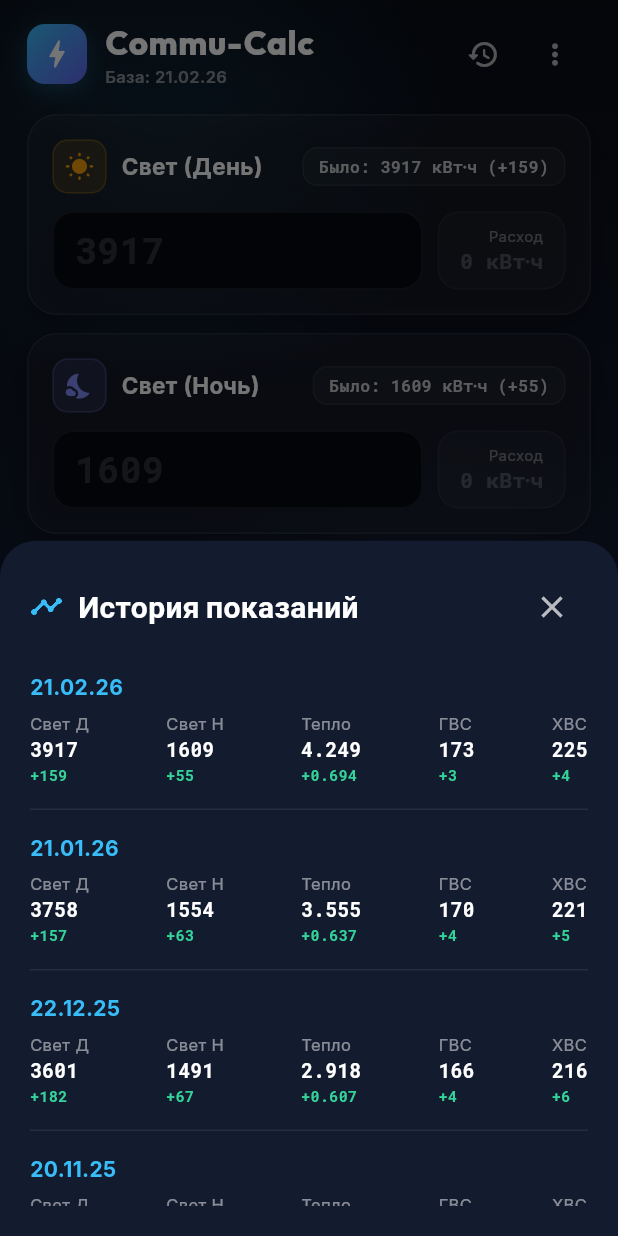
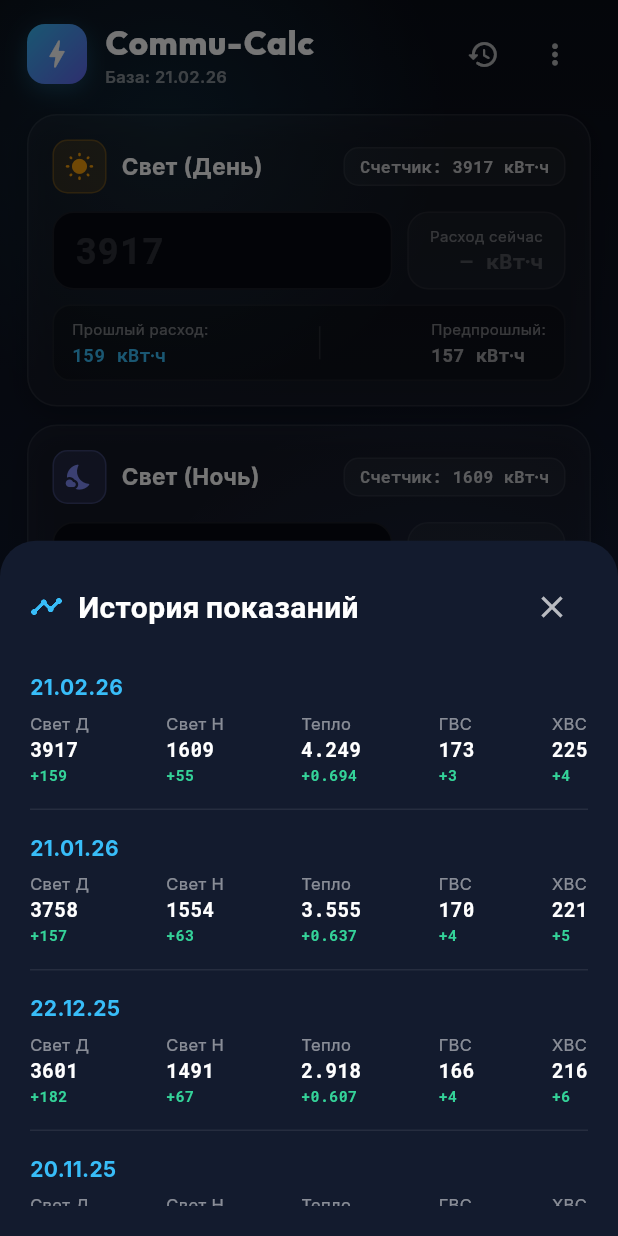
Before and after one commit to Maenvaeru/commu-calc, a Flutter app: the screen it shows after launch, after a tap on the "history" icon, on a phone screen of 412 x 824 dp. Run offline on Flutter 3.47's test engine with Material 3 defaults, Android fonts, the phone set to English and light mode, and no system bars; our stand-ins replace google_fonts; network calls fail.

Commit message:
feat(meter): add monthly consumption breakdown and zero-loop ota installer

```diff
--- a/commu_calc/lib/main.dart
+++ b/commu_calc/lib/main.dart
@@ -131,10 +131,13 @@ class _CalculatorScreenState extends State<CalculatorScreen> with SingleTickerPr
     }
   }
 
-  void _showUpdateDialog(ReleaseInfo release) {
-    double downloadProgress = 0.0;
+  void _showUpdateDialog(ReleaseInfo release) async {
+    final alreadyDownloaded = await GitHubUpdater.isApkAlreadyDownloaded(release);
+    double downloadProgress = alreadyDownloaded ? 1.0 : 0.0;
     bool isDownloading = false;
-    String statusText = 'Доступна версия ${release.tagName}';
+    String statusText = alreadyDownloaded ? 'Файл обновления готов к установке (46.9 МБ)' : 'Доступна версия ${release.tagName}';
+
+    if (!mounted) return;
 
     showDialog(
       context: context,
@@ -226,10 +229,10 @@ class _CalculatorScreenState extends State<CalculatorScreen> with SingleTickerPr
                   : () async {
                       setDlgState(() {
                         isDownloading = true;
-                        statusText = 'Загрузка пакета...';
+                        statusText = 'Подготовка пакета...';
                       });
                       try {
-                        await GitHubUpdater.downloadAndInstall(
+                        final result = await GitHubUpdater.downloadAndInstall(
                           release,
                           onProgress: (prog, rec, tot) {
                             setDlgState(() {
@@ -240,7 +243,21 @@ class _CalculatorScreenState extends State<CalculatorScreen> with SingleTickerPr
                             });
                           },
                         );
-                        if (context.mounted) Navigator.pop(ctx);
+
+                        if (result == 'INSTALLED') {
+                          if (context.mounted) Navigator.pop(ctx);
+                          _showFeedback('Запущен системный установщик...', isError: false);
+                        } else if (result == 'NEEDS_PERMISSION') {
+                          setDlgState(() {
+                            isDownloading = false;
+                            statusText = 'Разрешите установку из источника и нажмите УСТАНОВИТЬ';
+                          });
+                        } else {
+                          setDlgState(() {
+                            isDownloading = false;
+                            statusText = 'Статус: $result';
+                          });
+                        }
                       } catch (e) {
                         setDlgState(() {
                           isDownloading = false;
@@ -248,7 +265,7 @@ class _CalculatorScreenState extends State<CalculatorScreen> with SingleTickerPr
                         });
                       }
                     },
-              child: const Text('УСТАНОВИТЬ', style: TextStyle(fontWeight: FontWeight.w800, letterSpacing: 0.8)),
+              child: Text(alreadyDownloaded ? 'УСТАНОВИТЬ' : 'ОБНОВИТЬ', style: const TextStyle(fontWeight: FontWeight.w800, letterSpacing: 0.8)),
             ),
           ],
         ),
@@ -338,27 +355,18 @@ class _CalculatorScreenState extends State<CalculatorScreen> with SingleTickerPr
     ));
   }
 
-  num? _calculatePreviousDelta(MeterType type) {
-    final last = _storage.lastReading;
-    final prev = _storage.previousReading;
-    if (prev == null) return null;
-    final current = type.getValue(last);
-    final past = type.getValue(prev);
-    return current >= past ? current - past : null;
-  }
-
-  ConsumptionTrend? _computeTrend(MeterType type, String currentText) {
-    if (currentText.trim().isEmpty) return null;
-    final normalized = currentText.replaceAll(',', '.');
-    final currentVal = type.isDecimal ? (double.tryParse(normalized) ?? 0.0) : (num.tryParse(normalized) ?? 0);
-    final lastVal = type.getValue(_storage.lastReading);
-
-    final currentDelta = currentVal - lastVal;
-    final previousDelta = _calculatePreviousDelta(type);
-
-    return ConsumptionTrend(
-      currentDelta: currentDelta,
-      previousDelta: previousDelta,
+  MeterConsumptionBreakdown _computeBreakdown(MeterType type, String currentText) {
+    num? inputVal;
+    if (currentText.trim().isNotEmpty) {
+      final normalized = currentText.replaceAll(',', '.');
+      inputVal = type.isDecimal ? (double.tryParse(normalized) ?? 0.0) : (num.tryParse(normalized) ?? 0);
+    }
+    return MeterConsumptionBreakdown.calculate(
+      type: type,
+      lastReading: _storage.lastReading,
+      previousReading: _storage.previousReading,
+      prePreviousReading: _storage.prePreviousReading,
+      currentInputVal: inputVal,
     );
   }
 
@@ -628,10 +636,8 @@ class _CalculatorScreenState extends State<CalculatorScreen> with SingleTickerPr
   }) {
     final lastReading = _storage.lastReading;
     final lastVal = type.getValue(lastReading);
-    final prevDelta = _calculatePreviousDelta(type);
-    final trend = _computeTrend(type, controller.text);
-
-    final isLowerThanPrevious = trend != null && trend.currentDelta < 0;
+    final breakdown = _computeBreakdown(type, controller.text);
+    final isLowerThanPrevious = breakdown.currentConsumption != null && breakdown.currentConsumption! < 0;
 
     return Container(
       padding: const EdgeInsets.all(16),
@@ -655,6 +661,7 @@ class _CalculatorScreenState extends State<CalculatorScreen> with SingleTickerPr
       child: Column(
         crossAxisAlignment: CrossAxisAlignment.start,
         children: [
+          // 1. Шапка карточки: Иконка, Имя счетчика и Базовые показания
           Row(
             children: [
               Container(
@@ -688,7 +695,7 @@ class _CalculatorScreenState extends State<CalculatorScreen> with SingleTickerPr
                   border: Border.all(color: Colors.white.withValues(alpha: 0.06)),
                 ),
                 child: Text(
-                  'Было: $lastVal ${type.unit}${prevDelta != null ? ' (+$prevDelta)' : ''}',
+                  'Счетчик: $lastVal ${type.unit}',
                   style: GoogleFonts.robotoMono(
                     fontSize: 11,
                     color: Colors.white.withValues(alpha: 0.75),
@@ -699,6 +706,8 @@ class _CalculatorScreenState extends State<CalculatorScreen> with SingleTickerPr
             ],
           ),
           const SizedBox(height: 12),
+
+          // 2. Поле ввода + бейдж текущего расхода
           Row(
             crossAxisAlignment: CrossAxisAlignment.center,
             children: [
@@ -750,9 +759,46 @@ class _CalculatorScreenState extends State<CalculatorScreen> with SingleTickerPr
                 ),
               ),
               const SizedBox(width: 10),
-              _buildTrendBadge(type, trend),
+              _buildCurrentConsumptionBadge(type, breakdown),
             ],
           ),
+
+          const SizedBox(height: 10),
+
+          // 3. Панель помесячного расхода: Прошлый месяц vs Предпрошлый месяц
+          Container(
+            padding: const EdgeInsets.symmetric(horizontal: 12, vertical: 8),
+            decoration: BoxDecoration(
+              color: Colors.black.withValues(alpha: 0.25),
+              borderRadius: BorderRadius.circular(12),
+              border: Border.all(color: Colors.white.withValues(alpha: 0.05)),
+            ),
+            child: Row(
+              mainAxisAlignment: MainAxisAlignment.spaceBetween,
+              children: [
+                _buildMonthConsumptionItem(
+                  label: 'Прошлый расход:',
+                  value: breakdown.previousMonthConsumption != null
+                      ? '${_formatVal(breakdown.previousMonthConsumption!, type.isDecimal)} ${type.unit}'
+                      : '—',
+                  color: const Color(0xFF38BDF8),
+                ),
+                Container(width: 1, height: 22, color: Colors.white10),
+                _buildMonthConsumptionItem(
+                  label: 'Предпрошлый:',
+                  value: breakdown.prePreviousMonthConsumption != null
+                      ? '${_formatVal(breakdown.prePreviousMonthConsumption!, type.isDecimal)} ${type.unit}'
+                      : '—',
+                  color: Colors.white60,
+                ),
+                if (breakdown.deltaDiff != null) ...[
+                  Container(width: 1, height: 22, color: Colors.white10),
+                  _buildTrendDiffChip(type, breakdown),
+                ],
+              ],
+            ),
+          ),
+
           if (isLowerThanPrevious) ...[
             const SizedBox(height: 8),
             Container(
@@ -779,8 +825,9 @@ class _CalculatorScreenState extends State<CalculatorScreen> with SingleTickerPr
     );
   }
 
-  Widget _buildTrendBadge(MeterType type, ConsumptionTrend? trend) {
-    if (trend == null) {
+  Widget _buildCurrentConsumptionBadge(MeterType type, MeterConsumptionBreakdown breakdown) {
+    final curr = breakdown.currentConsumption;
+    if (curr == null) {
       return Container(
         height: 52,
         padding: const EdgeInsets.symmetric(horizontal: 14),
@@ -793,79 +840,90 @@ class _CalculatorScreenState extends State<CalculatorScreen> with SingleTickerPr
           mainAxisAlignment: MainAxisAlignment.center,
           crossAxisAlignment: CrossAxisAlignment.end,
           children: [
-            Text('Расход', style: TextStyle(fontSize: 10, color: Colors.white.withValues(alpha: 0.4))),
-            Text('0 ${type.unit}', style: GoogleFonts.robotoMono(fontSize: 14, color: Colors.white24, fontWeight: FontWeight.bold)),
+            Text('Расход сейчас', style: TextStyle(fontSize: 10, color: Colors.white.withValues(alpha: 0.4))),
+            Text('— ${type.unit}', style: GoogleFonts.robotoMono(fontSize: 14, color: Colors.white24, fontWeight: FontWeight.bold)),
           ],
         ),
       );
     }
 
-    final delta = trend.currentDelta;
-    final deltaStr = _formatVal(delta, type.isDecimal);
-    final deltaDiff = trend.deltaDiff;
-    final percent = trend.percentChange;
-
-    Color badgeColor;
-    IconData? trendIcon;
-    String trendText;
-
-    if (deltaDiff == null) {
-      badgeColor = const Color(0xFF38BDF8);
-      trendText = 'первый расчет';
-    } else if (trend.isIncreased) {
-      badgeColor = const Color(0xFFFB7185);
-      trendIcon = Icons.arrow_upward_rounded;
-      final diffStr = _formatVal(deltaDiff.abs(), type.isDecimal);
-      final pctStr = percent != null ? ' (${percent.abs().toStringAsFixed(1)}%)' : '';
-      trendText = '+$diffStr$pctStr';
-    } else if (trend.isDecreased) {
-      badgeColor = const Color(0xFF34D399);
-      trendIcon = Icons.arrow_downward_rounded;
-      final diffStr = _formatVal(deltaDiff.abs(), type.isDecimal);
-      final pctStr = percent != null ? ' (${percent.abs().toStringAsFixed(1)}%)' : '';
-      trendText = '-$diffStr$pctStr';
-    } else {
-      badgeColor = Colors.white54;
-      trendText = 'без изменений';
-    }
+    final currStr = _formatVal(curr, type.isDecimal);
+    final color = curr >= 0 ? const Color(0xFF38BDF8) : const Color(0xFFFB7185);
 
     return Container(
       height: 52,
       padding: const EdgeInsets.symmetric(horizontal: 14),
       decoration: BoxDecoration(
-        color: badgeColor.withValues(alpha: 0.12),
+        color: color.withValues(alpha: 0.12),
         borderRadius: BorderRadius.circular(14),
-        border: Border.all(color: badgeColor.withValues(alpha: 0.3)),
+        border: Border.all(color: color.withValues(alpha: 0.3)),
       ),
       child: Column(
         mainAxisAlignment: MainAxisAlignment.center,
         crossAxisAlignment: CrossAxisAlignment.end,
         children: [
+          Text('Расход сейчас', style: TextStyle(fontSize: 10, color: color.withValues(alpha: 0.8), fontWeight: FontWeight.w600)),
           Text(
-            delta >= 0 ? '+$deltaStr ${type.unit}' : '$deltaStr ${type.unit}',
+            curr >= 0 ? '+$currStr ${type.unit}' : '$currStr ${type.unit}',
             style: GoogleFonts.robotoMono(
-              fontSize: 16,
+              fontSize: 15,
               fontWeight: FontWeight.w800,
-              color: delta >= 0 ? const Color(0xFF38BDF8) : const Color(0xFFFB7185),
+              color: color,
             ),
-          ),
-          Row(
-            mainAxisSize: MainAxisSize.min,
-            children: [
-              if (trendIcon != null) Icon(trendIcon, size: 12, color: badgeColor),
-              const SizedBox(width: 2),
-              Text(
-                trendText,
-                style: GoogleFonts.inter(
-                  fontSize: 10,
-                  fontWeight: FontWeight.w700,
-                  color: badgeColor,
-                ),
-              ),
-            ],
           ),
         ],
       ),
+    );
+  }
+
+  Widget _buildMonthConsumptionItem({required String label, required String value, required Color color}) {
+    return Column(
+      crossAxisAlignment: CrossAxisAlignment.start,
+      children: [
+        Text(label, style: TextStyle(fontSize: 10, color: Colors.white.withValues(alpha: 0.45))),
+        const SizedBox(height: 2),
+        Text(value, style: GoogleFonts.robotoMono(fontSize: 12, fontWeight: FontWeight.bold, color: color)),
+      ],
+    );
+  }
+
+  Widget _buildTrendDiffChip(MeterType type, MeterConsumptionBreakdown breakdown) {
+    final diff = breakdown.deltaDiff ?? 0;
+    final pct = breakdown.percentChange;
+    final isDecreased = breakdown.isDecreased;
+    final isIncreased = breakdown.isIncreased;
+
+    Color color;
+    IconData? icon;
+    String text;
+
+    if (isDecreased) {
+      color = const Color(0xFF34D399);
+      icon = Icons.arrow_downward_rounded;
+      final diffStr = _formatVal(diff.abs(), type.isDecimal);
+      final pctStr = pct != null ? ' (${pct.abs()}%)' : '';
+      text = '-$diffStr$pctStr';
+    } else if (isIncreased) {
+      color = const Color(0xFFFB7185);
+      icon = Icons.arrow_upward_rounded;
+      final diffStr = _formatVal(diff.abs(), type.isDecimal);
+      final pctStr = pct != null ? ' (+${pct.abs()}%)' : '';
+      text = '+$diffStr$pctStr';
+    } else {
+      color = Colors.white54;
+      text = '= 0%';
+    }
+
+    return Row(
+      mainAxisSize: MainAxisSize.min,
+      children: [
+        if (icon != null) Icon(icon, size: 12, color: color),
+        const SizedBox(width: 2),
+        Text(
+          text,
+          style: GoogleFonts.robotoMono(fontSize: 11, fontWeight: FontWeight.bold, color: color),
+        ),
+      ],
     );
   }
 
--- a/commu_calc/lib/models/meter_reading.dart
+++ b/commu_calc/lib/models/meter_reading.dart
@@ -132,3 +132,63 @@ class ConsumptionTrend {
   bool get isIncreased => (deltaDiff ?? 0) > 0.0001;
   bool get isDecreased => (deltaDiff ?? 0) < -0.0001;
 }
+
+class MeterConsumptionBreakdown {
+  final num? previousMonthConsumption;
+  final num? prePreviousMonthConsumption;
+  final num? currentConsumption;
+  final num? deltaDiff;
+  final double? percentChange;
+
+  const MeterConsumptionBreakdown({
+    this.previousMonthConsumption,
+    this.prePreviousMonthConsumption,
+    this.currentConsumption,
+    this.deltaDiff,
+    this.percentChange,
+  });
+
+  bool get isIncreased => (deltaDiff ?? 0) > 0.0001;
+  bool get isDecreased => (deltaDiff ?? 0) < -0.0001;
+
+  static MeterConsumptionBreakdown calculate({
+    required MeterType type,
+    required MeterReading lastReading,
+    MeterReading? previousReading,
+    MeterReading? prePreviousReading,
+    num? currentInputVal,
+  }) {
+    final lastVal = type.getValue(lastReading);
+    num? prevCons;
+    if (previousReading != null) {
+      final prevVal = type.getValue(previousReading);
+      prevCons = lastVal >= prevVal ? (type.isDecimal ? double.parse((lastVal - prevVal).toStringAsFixed(4)) : lastVal - prevVal) : null;
+    }
+
+    num? prePrevCons;
+    if (previousReading != null && prePreviousReading != null) {
+      final prevVal = type.getValue(previousReading);
+      final prePrevVal = type.getValue(prePreviousReading);
+      prePrevCons = prevVal >= prePrevVal ? (type.isDecimal ? double.parse((prevVal - prePrevVal).toStringAsFixed(4)) : prevVal - prePrevVal) : null;
+    }
+
+    num? currCons;
+    num? diff;
+    double? pct;
+    if (currentInputVal != null) {
+      currCons = type.isDecimal ? double.parse((currentInputVal - lastVal).toStringAsFixed(4)) : currentInputVal - lastVal;
+      if (prevCons != null && prevCons != 0) {
+        diff = type.isDecimal ? double.parse((currCons - prevCons).toStringAsFixed(4)) : currCons - prevCons;
+        pct = double.parse(((diff / prevCons) * 100.0).toStringAsFixed(1));
+      }
+    }
+
+    return MeterConsumptionBreakdown(
+      previousMonthConsumption: prevCons,
+      prePreviousMonthConsumption: prePrevCons,
+      currentConsumption: currCons,
+      deltaDiff: diff,
+      percentChange: pct,
+    );
+  }
+}
--- a/commu_calc/pubspec.yaml
+++ b/commu_calc/pubspec.yaml
@@ -16,7 +16,7 @@ publish_to: 'none' # Remove this line if you wish to publish to pub.dev
 # https://developer.apple.com/library/archive/documentation/General/Reference/InfoPlistKeyReference/Articles/CoreFoundationKeys.html
 # In Windows, build-name is used as the major, minor, and patch parts
 # of the product and file versions while build-number is used as the build suffix.
-version: 1.0.0+1
+version: 1.0.2+1
 
 environment:
   sdk: ^3.11.0
```
Also changed, not shown: commu_calc/lib/services/github_updater.dart (+50 -11 lines), 3 other files.
